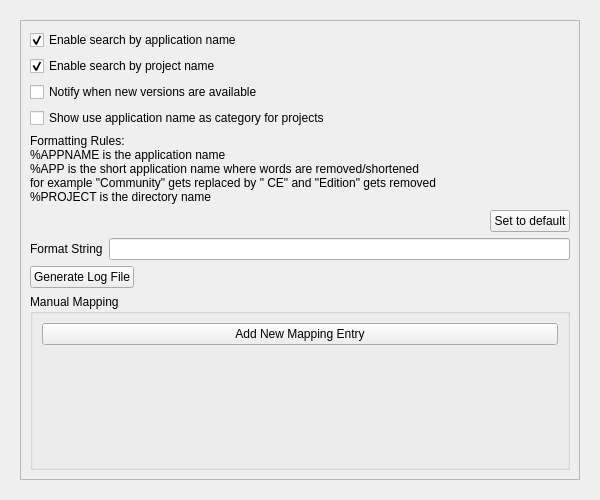
First picture: the form in src/config/jetbrainsrunner_config.ui, repository alex1701c/JetBrainsRunner, before the edit.
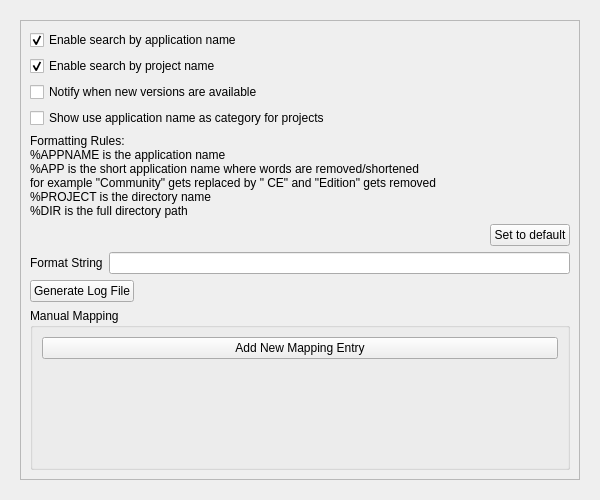
Second picture: the form after the edit.

Commit message: Add option to use path of project in krunner text

Patch:
```diff
--- a/src/config/jetbrainsrunner_config.ui
+++ b/src/config/jetbrainsrunner_config.ui
@@ -106,7 +106,8 @@
 %APPNAME is the application name
 %APP is the short application name where words are removed/shortened
 for example &quot;Community&quot; gets replaced by &quot; CE&quot; and &quot;Edition&quot; gets removed
-%PROJECT is the directory name</string>
+%PROJECT is the directory name
+%DIR is the full directory path</string>
               </property>
               <property name="textInteractionFlags">
                <set>Qt::LinksAccessibleByMouse|Qt::TextSelectableByMouse</set>
```
The commit also changes 2 other files.
